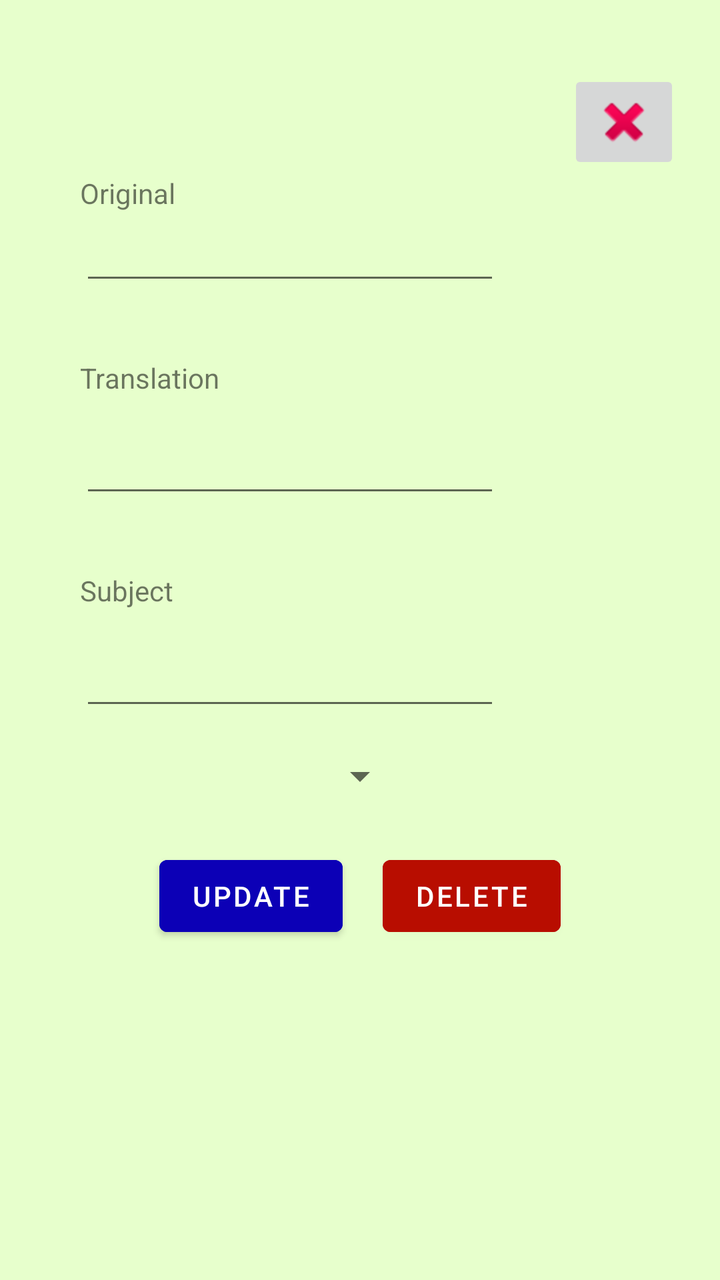
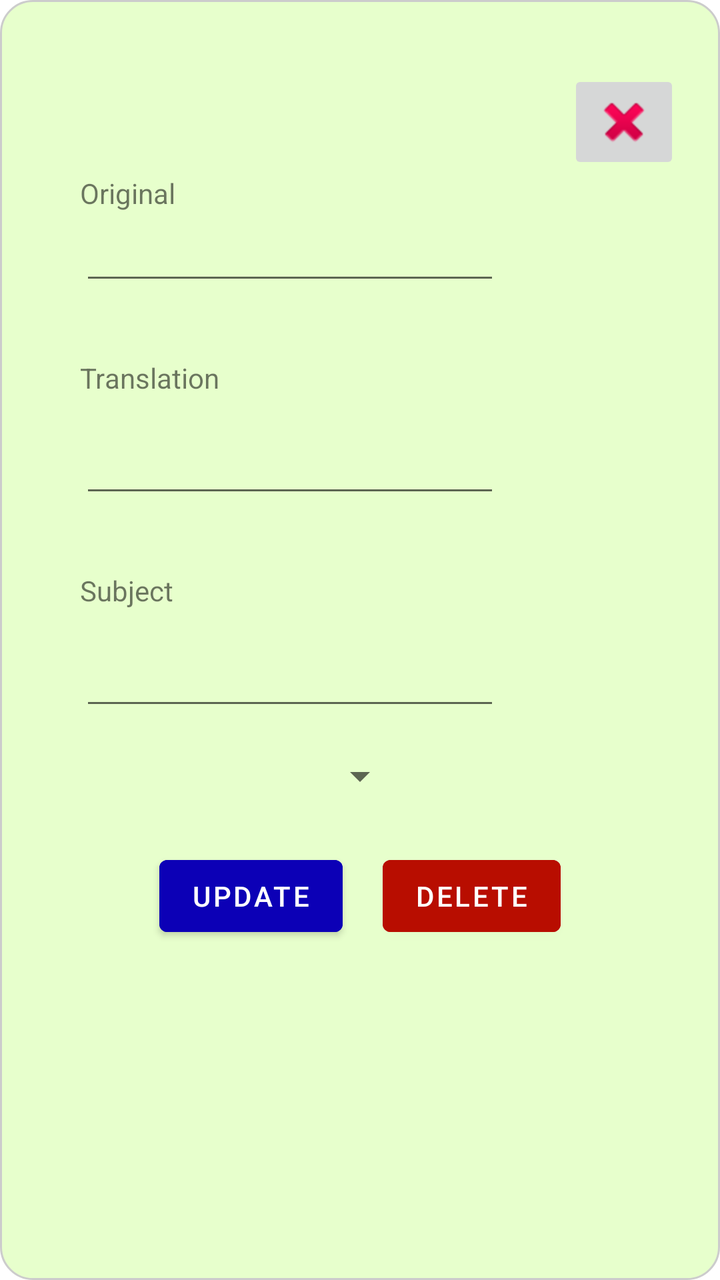

Before-and-after screenshots of an Android layout around one commit, followed by the original layout XML and the change that was made.
<!-- AndroidManifest.xml: application theme Theme.LearningVocabulary -->
<!-- res/layout/remove_word_popup.xml -->
<?xml version="1.0" encoding="utf-8"?>
<androidx.constraintlayout.widget.ConstraintLayout xmlns:android="http://schemas.android.com/apk/res/android"
    xmlns:app="http://schemas.android.com/apk/res-auto"
    xmlns:tools="http://schemas.android.com/tools"
    android:layout_width="match_parent"
    android:layout_height="match_parent"
    android:background="#E7FFCC"
    >

    <ScrollView
        android:layout_width="match_parent"
        android:layout_height="match_parent">

        <LinearLayout
            android:layout_width="match_parent"
            android:layout_height="wrap_content"
            android:orientation="vertical"
            android:paddingTop="35dp"
            android:paddingBottom="35dp"
            android:paddingLeft="20dp"
            android:paddingRight="20dp">

            <ImageButton
                android:id="@+id/close_window_btn_edit"
                android:layout_width="wrap_content"
                android:layout_height="wrap_content"
                android:layout_gravity="right"
                app:srcCompat="@android:drawable/ic_delete" />

            <TextView
                android:id="@+id/textView2"
                android:layout_width="wrap_content"
                android:layout_height="wrap_content"
                android:text="Original"
                android:layout_marginLeft="20dp"/>

            <EditText
                android:id="@+id/word_original_input_edit"
                android:layout_width="wrap_content"
                android:layout_height="wrap_content"
                android:ems="10"
                android:inputType="text"
                android:text=""
                android:layout_marginLeft="20dp"/>

            <TextView
                android:id="@+id/textView3"
                android:layout_width="wrap_content"
                android:layout_height="wrap_content"
                android:layout_marginTop="32dp"
                android:text="Translation"
                android:layout_marginLeft="20dp"/>

            <EditText
                android:id="@+id/word_translated_input_edit"
                android:layout_width="wrap_content"
                android:layout_height="wrap_content"
                android:layout_marginTop="14dp"
                android:ems="10"
                android:inputType="text"
                android:text=""
                android:layout_marginLeft="20dp"/>

            <TextView
                android:id="@+id/textView4"
                android:layout_width="wrap_content"
                android:layout_height="wrap_content"
                android:layout_marginTop="32dp"
                android:text="Subject"
                android:layout_marginLeft="20dp"/>

            <EditText
                android:id="@+id/word_subject_input_edit"
                android:layout_width="wrap_content"
                android:layout_height="wrap_content"
                android:layout_marginTop="14dp"
                android:ems="10"
                android:inputType="text"
                android:text=""
                android:layout_marginLeft="20dp"/>

            <Spinner
                android:id="@+id/update_lang_spinner"
                android:layout_width="wrap_content"
                android:layout_height="wrap_content"
                android:layout_marginTop="16dp"
                android:layout_gravity="center"/>

            <LinearLayout
                android:layout_width="match_parent"
                android:layout_height="match_parent"
                android:orientation="horizontal"
                android:gravity="center_horizontal">

                <Button
                    android:id="@+id/update_btn"
                    android:layout_width="wrap_content"
                    android:layout_height="wrap_content"
                    android:layout_marginTop="24dp"
                    android:backgroundTint="@color/button_neutral_color"
                    android:text="Update"
                    android:layout_marginEnd="10dp"/>

                <Button
                    android:id="@+id/delete_word_btn"
                    android:layout_width="wrap_content"
                    android:layout_height="wrap_content"
                    android:layout_marginTop="24dp"
                    android:backgroundTint="@color/button_negative_color"
                    android:text="Delete"
                    android:layout_marginStart="10dp"/>
            </LinearLayout>

        </LinearLayout>
    </ScrollView>

</androidx.constraintlayout.widget.ConstraintLayout>
<!-- resources referenced by this layout -->
<resources>
  <color name="button_negative_color">#B80D00</color>
  <color name="button_neutral_color">#0C00B6</color>
  <style name="Theme.LearningVocabulary" parent="Theme.MaterialComponents.DayNight.DarkActionBar">
          
          <item name="colorPrimary">@color/purple_500</item>
          <item name="colorPrimaryVariant">@color/purple_700</item>
          <item name="colorOnPrimary">@color/white</item>
          
          <item name="colorSecondary">@color/teal_200</item>
          <item name="colorSecondaryVariant">@color/teal_700</item>
          <item name="colorOnSecondary">@color/black</item>
          
          <item name="android:statusBarColor">?attr/colorPrimaryVariant</item>
          
      </style>
  <color name="purple_500">#FF6200EE</color>
  <color name="purple_700">#FF3700B3</color>
  <color name="white">#FFFFFFFF</color>
  <color name="teal_200">#FF03DAC5</color>
  <color name="teal_700">#FF018786</color>
  <color name="black">#FF000000</color>
</resources>

<!-- the commit's change to res/layout/remove_word_popup.xml (unified diff, before → after) -->
@@ -4,7 +4,7 @@
     xmlns:tools="http://schemas.android.com/tools"
     android:layout_width="match_parent"
     android:layout_height="match_parent"
-    android:background="#E7FFCC"
+    android:background="@drawable/popup_border"
     >
 
     <ScrollView
<!-- resource entries referenced after the edit -->
@@ -2,6 +2,16 @@
 <resources>
   <color name="button_negative_color">#B80D00</color>
   <color name="button_neutral_color">#0C00B6</color>
+  <!-- drawable popup_border (drawable) -->
+  <?xml version="1.0" encoding="utf-8"?>
+  <shape xmlns:android="http://schemas.android.com/apk/res/android"
+      android:shape="rectangle">
+      <solid android:color="#E7FFCC" />
+      <corners android:radius="16dp" />
+      <stroke
+          android:width="1dp"
+          android:color="#CCCCCC" />
+  </shape>
   <style name="Theme.LearningVocabulary" parent="Theme.MaterialComponents.DayNight.DarkActionBar">
           
           <item name="colorPrimary">@color/purple_500</item>
